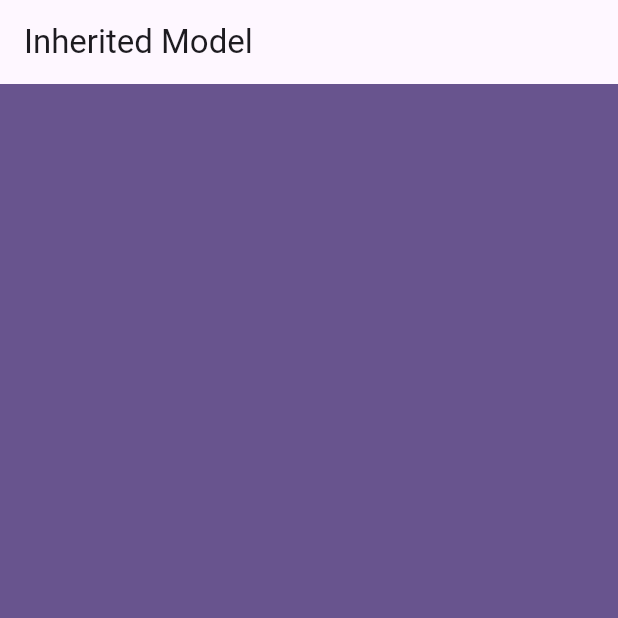
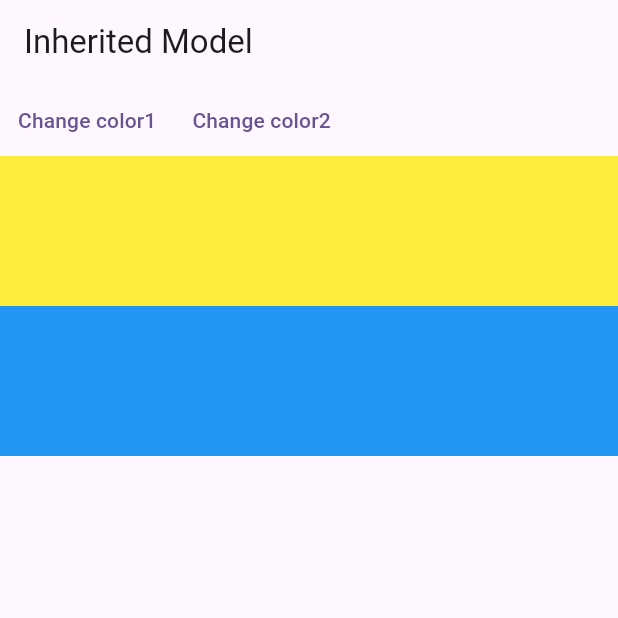
Before and after one commit to wadpas/inherited_flutter_state, a Flutter app: the screen it shows after launch, on a phone screen of 412 x 824 dp, the top half of it. Run offline on Flutter 3.47's test engine with Material 2 defaults, Android fonts, the phone set to English and light mode, and no system bars.

```diff
--- a/lib/main.dart
+++ b/lib/main.dart
@@ -24,15 +24,43 @@ class HomeView extends StatefulWidget {
 }
 
 class _HomeViewState extends State<HomeView> {
+  var color1 = Colors.yellow;
+  var color2 = Colors.blue;
+
   @override
   Widget build(BuildContext context) {
     return Scaffold(
       appBar: AppBar(
         title: const Text('Inherited Model'),
       ),
-      body: SizedBox.expand(
-        child: Container(
-          color: Theme.of(context).colorScheme.primary,
+      body: AvailableColorsWidget(
+        color1: color1,
+        color2: color2,
+        child: Column(
+          children: [
+            Row(
+              children: [
+                TextButton(
+                  onPressed: () {
+                    setState(() {
+                      color1 = colors.getRandomElement();
+                    });
+                  },
+                  child: const Text('Change color1'),
+                ),
+                TextButton(
+                  onPressed: () {
+                    setState(() {
+                      color2 = colors.getRandomElement();
+                    });
+                  },
+                  child: const Text('Change color2'),
+                )
+              ],
+            ),
+            const ColorWidget(color: AvailableColors.one),
+            const ColorWidget(color: AvailableColors.two),
+          ],
         ),
       ),
     );
@@ -42,8 +70,8 @@ class _HomeViewState extends State<HomeView> {
 enum AvailableColors { one, two }
 
 class AvailableColorsWidget extends InheritedModel<AvailableColors> {
-  final AvailableColors color1;
-  final AvailableColors color2;
+  final MaterialColor color1;
+  final MaterialColor color2;
 
   const AvailableColorsWidget({
     Key? key,
@@ -62,15 +90,50 @@ class AvailableColorsWidget extends InheritedModel<AvailableColors> {
 
   @override
   bool updateShouldNotify(covariant AvailableColorsWidget oldWidget) {
+    print('updateShouldNotify');
     return color1 != oldWidget.color1 || color2 != oldWidget.color2;
   }
 
   @override
   bool updateShouldNotifyDependent(
-      covariant InheritedModel<AvailableColors> oldWidget,
-      Set<AvailableColors> dependencies) {
-    // TODO: implement updateShouldNotifyDependent
-    throw UnimplementedError();
+    covariant AvailableColorsWidget oldWidget,
+    Set<AvailableColors> dependencies,
+  ) {
+    print('updateShouldNotifyDependent');
+    if (dependencies.contains(AvailableColors.one) &&
+        color1 != oldWidget.color1) {
+      return true;
+    }
+    if (dependencies.contains(AvailableColors.two) &&
+        color2 != oldWidget.color2) {
+      return true;
+    }
+    return false;
+  }
+}
+
+class ColorWidget extends StatelessWidget {
+  final AvailableColors color;
+
+  const ColorWidget({super.key, required this.color});
+
+  @override
+  Widget build(BuildContext context) {
+    switch (color) {
+      case AvailableColors.one:
+        print('Color1 set');
+        break;
+      case AvailableColors.two:
+        print('Color2 set');
+        break;
+    }
+
+    final provider = AvailableColorsWidget.of(context, color);
+
+    return Container(
+      height: 100,
+      color: color == AvailableColors.one ? provider.color1 : provider.color2,
+    );
   }
 }
 
```
